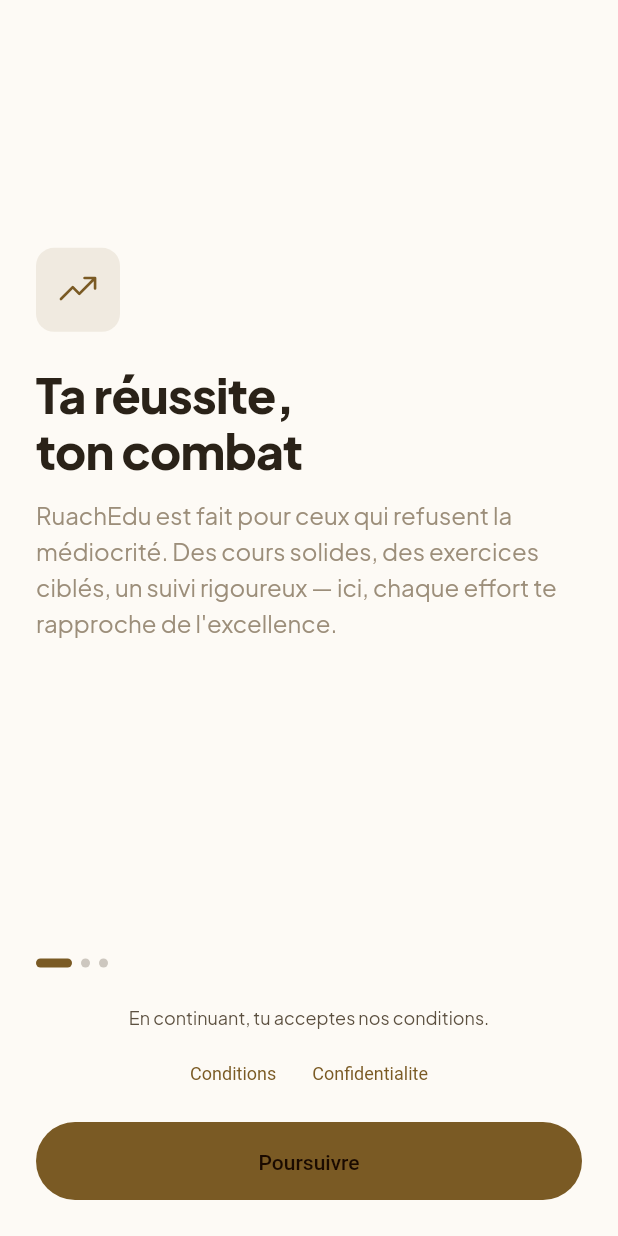
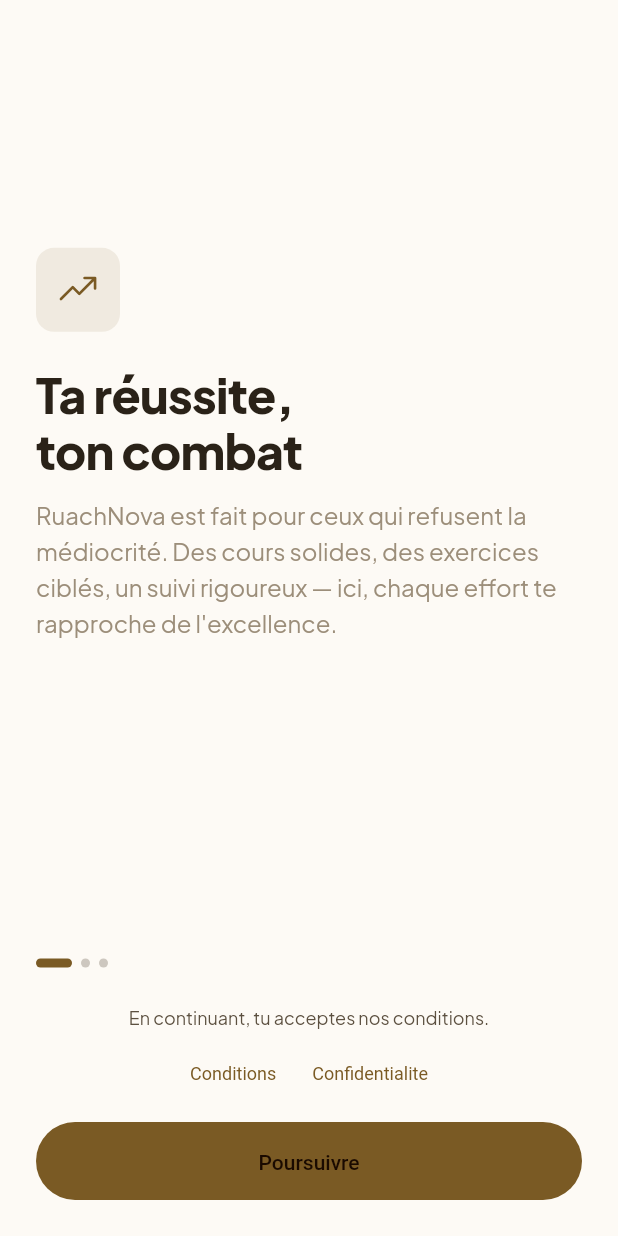
Before and after one commit to Jean-Paul15/EduQuest, a Flutter app: the screen it shows after launch, on a phone screen of 412 x 824 dp. Run offline on Flutter 3.47's test engine with Material 3 defaults, Android fonts, the phone set to English and light mode, and no system bars; our stand-ins replace app_links, device_info_plus, flutter_dotenv, flutter_local_notifications, flutter_markdown, flutter_native_splash and 16 more; missing offline and left inert: encrypt, home_widget, onesignal_flutter, screen_protector, syncfusion_flutter_pdfviewer; accounts and stored records are empty.

Commit message:
Domain migration: deep link scheme + display name to RuachNova
Deep links:
- eduquest:// → ruachnova:// (app_deep_link_parser, AndroidManifest, Info.plist)
- OAuth redirect URL in .env updated

Display name (user-facing only):
- MaterialApp title, splash, login header, onboarding
- Home app bar, home widget, notifications, reminders
- Profile page widget, survey reminders, legal fallback, home snapshot

Kept internal only: class names (RuachEduApp, EduQuestHomeWidgetProvider),
package IDs (com.tgeduquest.app), comments in theme/router files.

flutter analyze: 0 errors, 4 pre-existing info-lints.

Co-Authored-By: Claude Opus 4.8 (1M context) <noreply@anthropic.com>

```diff
--- a/lib/app/app.dart
+++ b/lib/app/app.dart
@@ -26,7 +26,7 @@ class _RuachEduAppState extends State<RuachEduApp> {
   @override
   Widget build(BuildContext context) {
     return MaterialApp.router(
-      title: 'RuachEdu',
+      title: 'RuachNova',
       debugShowCheckedModeBanner: false,
       theme: AppTheme.light(),
       darkTheme: AppTheme.dark(),
--- a/lib/app/widgets/boot_loading_screen.dart
+++ b/lib/app/widgets/boot_loading_screen.dart
@@ -21,7 +21,7 @@ class BootLoadingScreen extends StatelessWidget {
             children: [
               Icon(PhosphorIconsRegular.graduationCap, size: 42, color: Color(0xFF1D5EFF)),
               SizedBox(height: 10),
-              Text('RuachEdu', style: TextStyle(fontSize: 16, fontWeight: FontWeight.w700)),
+              Text('RuachNova', style: TextStyle(fontSize: 16, fontWeight: FontWeight.w700)),
               SizedBox(height: 16),
               SizedBox(
                 width: 22,
--- a/lib/features/auth/presentation/login_header.dart
+++ b/lib/features/auth/presentation/login_header.dart
@@ -38,7 +38,7 @@ class LoginHeader extends StatelessWidget {
         ),
         const SizedBox(height: 4),
         const Text(
-          'Acces securise RuachEdu',
+          'Acces securise RuachNova',
           style: TextStyle(
             color: RuachColors.cream500,
             fontSize: 15,
--- a/lib/features/home/presentation/helpers/home_snapshot.dart
+++ b/lib/features/home/presentation/helpers/home_snapshot.dart
@@ -7,7 +7,7 @@ import 'package:eduquest/features/home/domain/home_snapshot.dart';
     return (
       'Defi du jour',
       '${q.label} • +${q.xpReward} XP',
-      'Touchez pour ouvrir EduQuest',
+      'Touchez pour ouvrir RuachNova',
     );
   }
   final exp = s.access.expiresAt;
@@ -16,7 +16,7 @@ import 'package:eduquest/features/home/domain/home_snapshot.dart';
     return (
       'Ticket',
       '${s.access.tier} • Expire dans ${d < 0 ? 0 : d}j',
-      'Touchez pour ouvrir EduQuest',
+      'Touchez pour ouvrir RuachNova',
     );
   }
   if (s.gamification.streakDays > 0) {
@@ -29,6 +29,6 @@ import 'package:eduquest/features/home/domain/home_snapshot.dart';
   return (
     'Niveau',
     '${s.gamification.level} • ${s.gamification.xp} XP',
-    'Touchez pour ouvrir EduQuest',
+    'Touchez pour ouvrir RuachNova',
   );
 }
--- a/lib/features/home/presentation/home_page.dart
+++ b/lib/features/home/presentation/home_page.dart
@@ -74,7 +74,7 @@ class _HomePageState extends State<HomePage> with HomeNavigationMixin {
     });
     final (label, value, footer) = widgetFocus(s);
     _widget.update(
-      title: 'EduQuest • ${s.displayName}',
+      title: 'RuachNova • ${s.displayName}',
       focusLabel: label,
       focusValue: value,
       footer: footer,
--- a/lib/features/home/presentation/widgets/home_app_bar.dart
+++ b/lib/features/home/presentation/widgets/home_app_bar.dart
@@ -9,7 +9,7 @@ class HomeAppBar extends StatelessWidget implements PreferredSizeWidget {
 
   @override
   Widget build(BuildContext context) => RuachAppBar(
-        title: 'RuachEdu',
+        title: 'RuachNova',
         actions: [
           IconButton(
             onPressed: onSupport,
--- a/lib/features/legal/data/legal_repository.dart
+++ b/lib/features/legal/data/legal_repository.dart
@@ -59,7 +59,7 @@ class LegalRepository {
         ? '''
 ## Conditions d’utilisation
 
-En utilisant EduQuest, tu acceptes les règles de la plateforme.
+En utilisant RuachNova, tu acceptes les règles de la plateforme.
 
 ### 1. Compte
 - Les informations du profil doivent être exactes.
@@ -80,7 +80,7 @@ En utilisant EduQuest, tu acceptes les règles de la plateforme.
         : '''
 ## Politique de confidentialité
 
-EduQuest protège les données personnelles des utilisateurs.
+RuachNova protège les données personnelles des utilisateurs.
 
 ### 1. Données collectées
 - Profil: nom, classe, série, téléphone (si fourni).
--- a/lib/features/notifications/data/local_reminder_service.dart
+++ b/lib/features/notifications/data/local_reminder_service.dart
@@ -21,8 +21,8 @@ class LocalReminderService {
     await android?.createNotificationChannel(
       const AndroidNotificationChannel(
         'eduquest_alerts',
-        'RuachEdu Alerts',
-        description: 'Notifications importantes RuachEdu',
+        'RuachNova Alerts',
+        description: 'Notifications importantes RuachNova',
         importance: Importance.max,
         playSound: true,
       ),
@@ -60,7 +60,7 @@ class LocalReminderService {
       android: AndroidNotificationDetails(
         'revision_daily',
         'Rappels révision',
-        channelDescription: 'Rappels quotidiens RuachEdu',
+        channelDescription: 'Rappels quotidiens RuachNova',
         importance: Importance.high,
         priority: Priority.high,
       ),
@@ -69,7 +69,7 @@ class LocalReminderService {
     try {
       await _plugin.zonedSchedule(
         _id,
-        'EduQuest • Rappel de révision',
+        'RuachNova • Rappel de révision',
         '$displayName, il est temps de réviser un chapitre.',
         next,
         details,
@@ -79,7 +79,7 @@ class LocalReminderService {
     } catch (_) {
       await _plugin.zonedSchedule(
         _id,
-        'EduQuest • Rappel de révision',
+        'RuachNova • Rappel de révision',
         '$displayName, il est temps de réviser un chapitre.',
         next,
         details,
@@ -94,13 +94,13 @@ class LocalReminderService {
   Future<void> showPreview(String displayName) async {
     await _plugin.show(
       _previewId,
-      'EduQuest • Test rappel',
+      'RuachNova • Test rappel',
       '$displayName, les rappels sont bien actifs.',
       const NotificationDetails(
         android: AndroidNotificationDetails(
           'revision_daily',
           'Rappels révision',
-          channelDescription: 'Rappels quotidiens RuachEdu',
+          channelDescription: 'Rappels quotidiens RuachNova',
           importance: Importance.high,
           priority: Priority.high,
         ),
@@ -122,7 +122,7 @@ class LocalReminderService {
         android: AndroidNotificationDetails(
           'revision_daily',
           'Rappels révision',
-          channelDescription: 'Rappels quotidiens RuachEdu',
+          channelDescription: 'Rappels quotidiens RuachNova',
           importance: Importance.high,
           priority: Priority.high,
         ),
--- a/lib/features/notifications/data/notification_service.dart
+++ b/lib/features/notifications/data/notification_service.dart
@@ -146,7 +146,7 @@ class NotificationService {
       );
     });
     OneSignal.Notifications.addClickListener((event) {
-      final title = event.notification.title ?? 'Notification RuachEdu';
+      final title = event.notification.title ?? 'Notification RuachNova';
       final body = event.notification.body ?? '';
       final payload = _payload(event.notification.additionalData ?? {});
       payload['deeplink'] = payload['deeplink'] ??
@@ -157,7 +157,7 @@ class NotificationService {
       unawaited(_analytics.track('push_clicked', payload: payload));
     });
     OneSignal.Notifications.addForegroundWillDisplayListener((event) {
-      final title = event.notification.title ?? 'Notification RuachEdu';
+      final title = event.notification.title ?? 'Notification RuachNova';
       final body = event.notification.body ?? '';
       final payload = _payload(event.notification.additionalData ?? {});
       _dispatchPayload(payload, body.isEmpty ? title : '$title • $body');
--- a/lib/features/onboarding/presentation/intro_slide.dart
+++ b/lib/features/onboarding/presentation/intro_slide.dart
@@ -5,7 +5,7 @@ import 'package:phosphor_flutter/phosphor_flutter.dart';
 const introItems = [
   (
     'Ta réussite,\nton combat',
-    'RuachEdu est fait pour ceux qui refusent la médiocrité. '
+    'RuachNova est fait pour ceux qui refusent la médiocrité. '
         'Des cours solides, des exercices ciblés, un suivi rigoureux '
         '— ici, chaque effort te rapproche de l\'excellence.',
     PhosphorIconsRegular.trendUp,
--- a/lib/features/profile/presentation/profile_page.dart
+++ b/lib/features/profile/presentation/profile_page.dart
@@ -68,7 +68,7 @@ class _ProfilePageState extends State<ProfilePage> {
       ClassSelectionPanel(onChanged: _reloadProfile),
       const SizedBox(height: 12),
       ProfileActions(
-        onWidgetUpdate: () => _widget.update(title: 'RuachEdu • $_name', focusLabel: 'Rappel', focusValue: 'Révision du jour'),
+        onWidgetUpdate: () => _widget.update(title: 'RuachNova • $_name', focusLabel: 'Rappel', focusValue: 'Révision du jour'),
         onWidgetPin: _pinWidget,
         onOpenTerms: () => context.pushNamed(AppRoutes.legal, pathParameters: {'docType': 'terms'}),
         onOpenPrivacy: () => context.pushNamed(AppRoutes.legal, pathParameters: {'docType': 'privacy'}),
--- a/lib/features/surveys/data/survey_reminder_service.dart
+++ b/lib/features/surveys/data/survey_reminder_service.dart
@@ -22,7 +22,7 @@ class SurveyReminderService {
     await _local.initialize();
     await _local.showInfo(
       id: _notifId,
-      title: 'Enquête EduQuest',
+      title: 'Enquête RuachNova',
       body: 'Réponds à l’enquête de la semaine pour améliorer l’app.',
     );
     await prefs.setInt(_lastKey, now);
--- a/lib/shared/deeplink/app_deep_link_parser.dart
+++ b/lib/shared/deeplink/app_deep_link_parser.dart
@@ -2,7 +2,7 @@ import 'package:eduquest/shared/deeplink/app_deep_link_command.dart';
 
 class AppDeepLinkParser {
   static AppDeepLinkCommand? fromUri(Uri uri) {
-    if (uri.scheme.toLowerCase() != 'eduquest') return null;
+    if (uri.scheme.toLowerCase() != 'ruachnova') return null;
     if (uri.host.toLowerCase() == 'login-callback') return null;
     final tab = _tabFromUri(uri);
     final kind = (uri.queryParameters['kind'] ?? '').toLowerCase();
```
Also changed, not shown: 5 other files.
